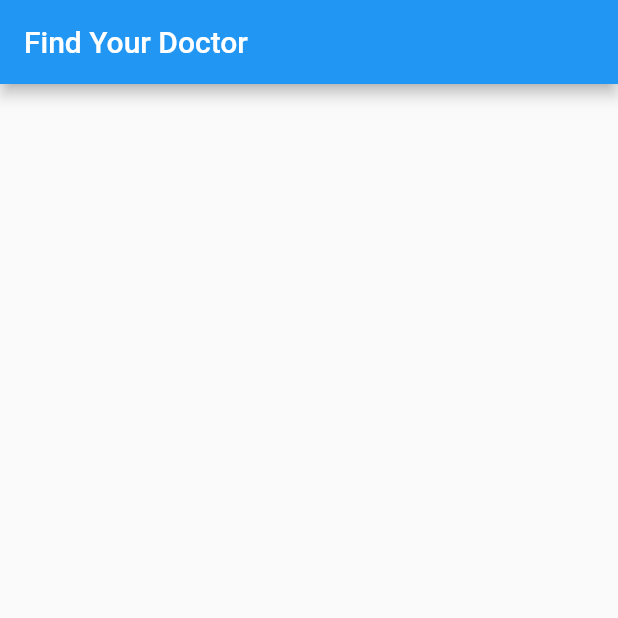
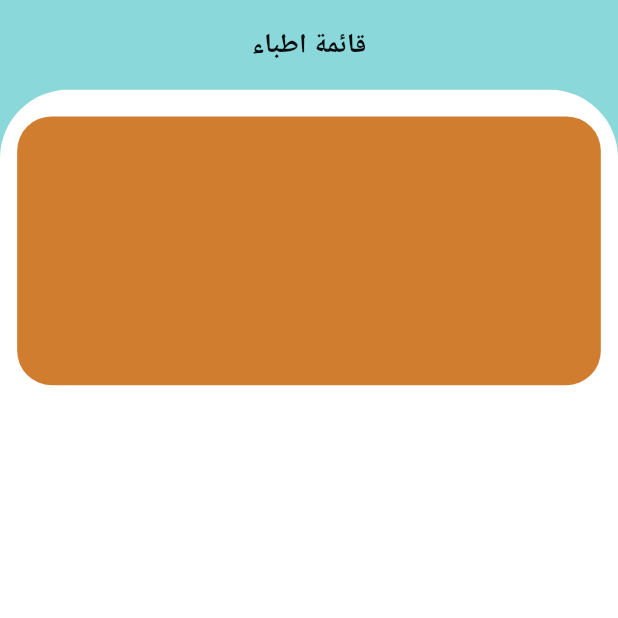
Before and after one commit to Ahmedkhalil98/doctors_guide, a Flutter app: the screen it shows after launch, on a phone screen of 412 x 824 dp, the top half of it. Run offline on Flutter 3.47's test engine with Material 2 defaults, Android fonts, the phone set to English and light mode, and no system bars; our stand-ins replace flutter_screenutil, get.

Commit message:
add color & update home page & Theme & getx

```diff
--- a/lib/Views/Screens/Home_Screen.dart
+++ b/lib/Views/Screens/Home_Screen.dart
@@ -1,4 +1,6 @@
+import 'package:doctors_guide/constants/Colors.dart';
 import 'package:flutter/material.dart';
+import 'package:flutter_screenutil/flutter_screenutil.dart';
 
 class HomeScreen extends StatelessWidget {
   const HomeScreen({Key? key}) : super(key: key);
@@ -6,11 +8,40 @@ class HomeScreen extends StatelessWidget {
   @override
   Widget build(BuildContext context) {
     return Scaffold(
+      backgroundColor: kBackgroundColor,
       appBar: AppBar(
         title: const Text(
-          'Find Your Doctor',
+          'قائمة اطباء',
         ),
       ),
+      body: SafeArea(
+          child: Column(
+        children: [
+          Expanded(
+              child: Stack(
+            children: [
+              Container(
+                decoration: BoxDecoration(
+                    color: kWhiteColor,
+                    borderRadius: BorderRadius.only(
+                      topLeft: Radius.circular(40.r),
+                      topRight: Radius.circular(40.r),
+                    )),
+              ),
+              Container(
+                height: 150.h,
+                margin: EdgeInsets.symmetric(
+                  horizontal: 10.w,
+                  vertical: 15.h,
+                ),
+                decoration: BoxDecoration(
+                    color: kSecondColor,
+                    borderRadius: BorderRadius.circular(20.r)),
+              ),
+            ],
+          ))
+        ],
+      )),
     );
   }
 }
--- /dev/null
+++ b/lib/constants/Colors.dart
@@ -0,0 +1,6 @@
+import 'package:flutter/cupertino.dart';
+
+const Color kBackgroundColor = Color(0xff8ad8da);
+const Color kBlackColor = Color(0xff080d10);
+const Color kSecondColor = Color(0xffd17d2f);
+const Color kWhiteColor = Color(0xffffffff);
--- /dev/null
+++ b/lib/constants/themes.dart
@@ -0,0 +1,23 @@
+import 'package:doctors_guide/constants/Colors.dart';
+import 'package:flutter/material.dart';
+import 'package:flutter_screenutil/flutter_screenutil.dart';
+
+//color
+// 8ad8da
+// d17d2f
+// 080d10   black
+
+ThemeData myThemeData() {
+  return ThemeData(
+    appBarTheme: AppBarTheme(
+        backgroundColor: kBackgroundColor,
+        centerTitle: true,
+        elevation: 0,
+        toolbarHeight: 50.h,
+        titleTextStyle: TextStyle(
+          color: kBlackColor,
+          fontSize: 16.sp,
+          fontWeight: FontWeight.w700,
+        )),
+  );
+}
--- a/lib/root.dart
+++ b/lib/root.dart
@@ -1,15 +1,21 @@
 import 'package:doctors_guide/Views/Screens/Home_Screen.dart';
+import 'package:doctors_guide/constants/themes.dart';
 import 'package:flutter/material.dart';
-import 'package:flutter/src/foundation/key.dart';
 import 'package:flutter/src/widgets/framework.dart';
+import 'package:flutter_screenutil/flutter_screenutil.dart';
+import 'package:get/get.dart';
 
 class MyApp extends StatelessWidget {
   const MyApp({Key? key}) : super(key: key);
 
   @override
   Widget build(BuildContext context) {
-    return const MaterialApp(
-      home: HomeScreen(),
-    );
+    return ScreenUtilInit(builder: (context, child) {
+      return GetMaterialApp(
+        debugShowCheckedModeBanner: true,
+        home: const HomeScreen(),
+        theme: myThemeData(),
+      );
+    });
   }
 }
--- a/pubspec.yaml
+++ b/pubspec.yaml
@@ -34,6 +34,8 @@ dependencies:
   # The following adds the Cupertino Icons font to your application.
   # Use with the CupertinoIcons class for iOS style icons.
   cupertino_icons: ^1.0.2
+  get: ^4.6.5
+  flutter_screenutil: ^5.5.4
 
 dev_dependencies:
   flutter_test:
```
Also changed, not shown: pubspec.lock.
